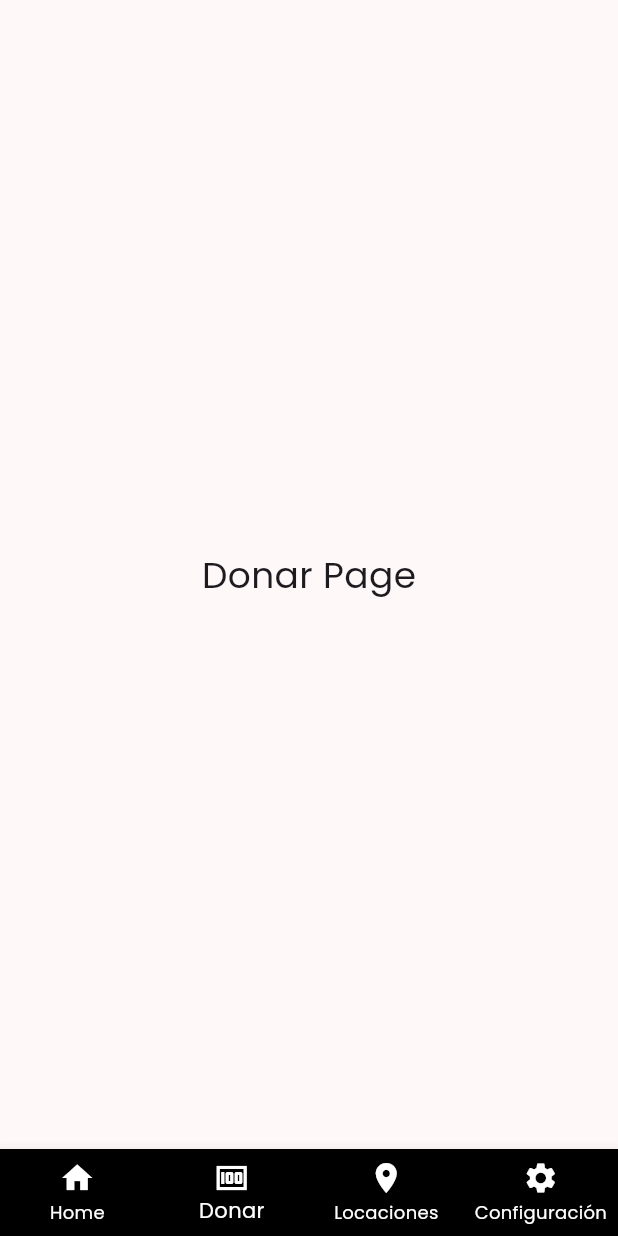
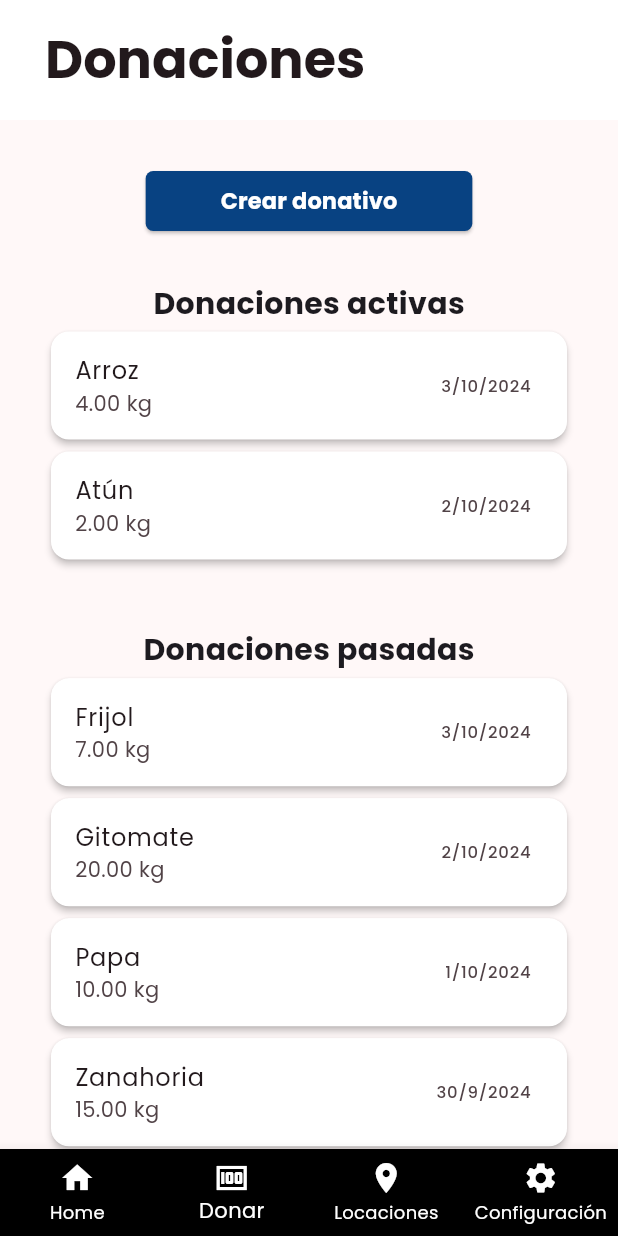
Before and after one commit to ALG06/Frontend, a Flutter app: the screen it shows after launch, item 2 of the bottom bar chosen, on a phone screen of 412 x 824 dp. Run offline on Flutter 3.47's test engine with Material 3 defaults, Android fonts, the phone set to English and light mode, and no system bars; our stand-ins replace google_fonts.

Commit message:
Donation lists v1

```diff
--- a/lib/donate_view.dart
+++ b/lib/donate_view.dart
@@ -1,15 +1,143 @@
 import 'package:flutter/material.dart';
+
+class Donation {
+  final String name;
+  final double amount;
+  final DateTime date;
+  final bool pending;
+
+  Donation(
+      {required this.name,
+      required this.amount,
+      required this.date,
+      required this.pending});
+}
+
+// Simulating the server response data
+Map<String, dynamic> serverResponse = {
+  "pending": [
+    {"id": 1, "name": "Arroz", "amount": 4.0, "pending": true},
+    {"id": 2, "name": "Atún", "amount": 2.0, "pending": true},
+  ],
+  "passed": [
+    {"id": 1, "name": "Frijol", "amount": 7.0, "pending": false},
+    {"id": 2, "name": "Gitomate", "amount": 20.0, "pending": false},
+    {"id": 3, "name": "Papa", "amount": 10.0, "pending": false},
+    {"id": 4, "name": "Zanahoria", "amount": 15.0, "pending": false},
+    {"id": 5, "name": "Tomate", "amount": 12.0, "pending": false},
+    {"id": 6, "name": "Lechuga", "amount": 8.0, "pending": false},
+    {"id": 7, "name": "Cebolla", "amount": 18.0, "pending": false},
+    {"id": 8, "name": "Zanahoria", "amount": 22.0, "pending": false},
+    {"id": 9, "name": "Tomate", "amount": 14.0, "pending": false},
+    {"id": 10, "name": "Lechuga", "amount": 11.0, "pending": false},
+  ]
+};
+
+// Function to simulate fetching data and mapping it to a List<Donation>
+List<Donation> getDonationsFromResponse(String status) {
+  List<Donation> donations = [];
+  var data = serverResponse[status];
+  for (var item in data) {
+    donations.add(Donation(
+      name: item['name'],
+      amount: item['amount'].toDouble(),
+      date: DateTime.now().subtract(Duration(days: item['id'])),
+      pending: item['pending'],
+    ));
+  }
+  return donations;
+}
+
+Widget buildDonationItem(Donation donation) {
+  return Padding(
+    padding: const EdgeInsets.only(left: 30.0, right: 30.0),
+    child: Card(
+      color: Colors.white,
+      elevation: 2,
+      child: ListTile(
+        title: Text(donation.name),
+        subtitle: Text('${donation.amount.toStringAsFixed(2)} kg'),
+        trailing: Text(
+            '${donation.date.day}/${donation.date.month}/${donation.date.year}'),
+      ),
+    ),
+  );
+}
+
+class DonationList extends StatelessWidget {
+  final List<Donation> donations;
+  final Widget title;
+
+  const DonationList({super.key, required this.donations, required this.title});
+  @override
+  Widget build(BuildContext context) {
+    return Column(
+      children: [
+        title,
+        Expanded(
+          child: ListView.builder(
+            itemCount: donations.length,
+            itemBuilder: (context, index) {
+              return buildDonationItem(donations[index]);
+            },
+          ),
+        ),
+      ],
+    );
+  }
+}
 
 class DonateView extends StatelessWidget {
   const DonateView({super.key});
 
   @override
   Widget build(BuildContext context) {
-    return const Center(
-      child: Text(
-        'Donar Page',
-        style: TextStyle(fontSize: 24),
-      ),
-    );
+    List<Donation> pendingDonations = getDonationsFromResponse('pending');
+    List<Donation> passedDonations = getDonationsFromResponse('passed');
+
+    return Scaffold(
+        appBar: AppBar(
+          backgroundColor: Colors.white,
+          toolbarHeight: 80,
+          title: const Padding(
+            padding: EdgeInsets.only(left: 30.0), // Example padding
+            child: Text(
+              'Donaciones',
+              style: TextStyle(fontWeight: FontWeight.bold, fontSize: 35),
+            ),
+          ),
+          titleSpacing: 0, // Remove default title spacing
+        ),
+        body: Column(
+          children: [
+            Padding(
+                padding: const EdgeInsets.all(30.0),
+                child: ElevatedButton(
+                    onPressed: () {},
+                    style: ElevatedButton.styleFrom(
+                        shape: RoundedRectangleBorder(
+                          borderRadius: BorderRadius.circular(5),
+                        ),
+                        backgroundColor: const Color.fromRGBO(8, 66, 130, 1),
+                        padding: const EdgeInsets.only(left: 50, right: 50)),
+                    child: const Text("Crear donativo", style: TextStyle(color: Colors.white, fontWeight: FontWeight.bold, fontSize: 15),))),
+            Expanded(
+              flex: 2,
+              child: DonationList(
+                title: const Text("Donaciones activas",
+                    style: TextStyle(fontWeight: FontWeight.bold, fontSize: 20)),
+                donations: pendingDonations,
+              ),
+            ),
+            Expanded(
+              flex: 3,
+              child: DonationList(
+                title: const Text("Donaciones pasadas",
+                    style: TextStyle(fontWeight: FontWeight.bold, fontSize: 20)),
+                donations: passedDonations,
+              ),
+            )
+          ],
+        ));
   }
 }
--- a/lib/main.dart
+++ b/lib/main.dart
@@ -68,8 +68,10 @@ class _HomePageState extends State<HomePage> {
         items: const [
           BottomNavigationBarItem(icon: Icon(Icons.home), label: 'Home'),
           BottomNavigationBarItem(icon: Icon(Icons.money), label: 'Donar'),
-          BottomNavigationBarItem(icon: Icon(Icons.location_on), label: 'Locaciones'),
-          BottomNavigationBarItem(icon: Icon(Icons.settings), label: 'Configuración'),
+          BottomNavigationBarItem(
+              icon: Icon(Icons.location_on), label: 'Locaciones'),
+          BottomNavigationBarItem(
+              icon: Icon(Icons.settings), label: 'Configuración'),
         ],
       ),
     );
```
Also changed, not shown: pubspec.lock, 1 other file.
